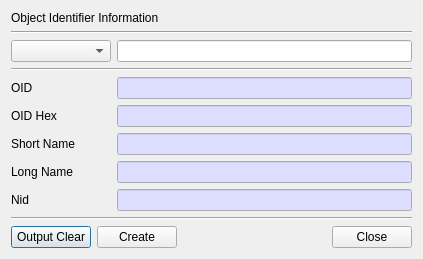
jykim74/BerEditor, file BerEditor/oid_info_dlg.ui: the form before one commit.
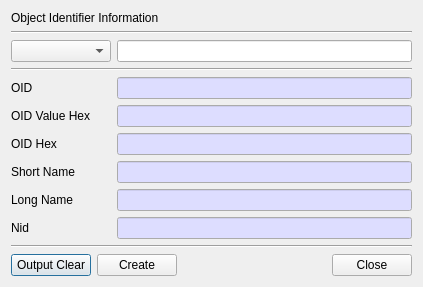
The form after the commit.

Diff of the .ui file:
```diff
--- a/BerEditor/oid_info_dlg.ui
+++ b/BerEditor/oid_info_dlg.ui
@@ -7,7 +7,7 @@
     <x>0</x>
     <y>0</y>
     <width>423</width>
-    <height>255</height>
+    <height>284</height>
    </rect>
   </property>
   <property name="windowTitle">
@@ -67,7 +67,7 @@
      <item row="1" column="0">
       <widget class="QLabel" name="label_7">
        <property name="text">
-        <string>OID Hex</string>
+        <string>OID Value Hex</string>
        </property>
       </widget>
      </item>
@@ -115,14 +115,65 @@
        </property>
       </widget>
      </item>
-     <item row="3" column="0">
+     <item row="4" column="0">
       <widget class="QLabel" name="label_9">
        <property name="text">
         <string>Long Name</string>
        </property>
       </widget>
      </item>
-     <item row="3" column="1">
+     <item row="5" column="0">
+      <widget class="QLabel" name="label">
+       <property name="text">
+        <string>Nid</string>
+       </property>
+      </widget>
+     </item>
+     <item row="5" column="1">
+      <widget class="QLineEdit" name="mNidText">
+       <property name="palette">
+        <palette>
+         <active>
+          <colorrole role="Base">
+           <brush brushstyle="SolidPattern">
+            <color alpha="255">
+             <red>221</red>
+             <green>221</green>
+             <blue>255</blue>
+            </color>
+           </brush>
+          </colorrole>
+         </active>
+         <inactive>
+          <colorrole role="Base">
+           <brush brushstyle="SolidPattern">
+            <color alpha="255">
+             <red>221</red>
+             <green>221</green>
+             <blue>255</blue>
+            </color>
+           </brush>
+          </colorrole>
+         </inactive>
+         <disabled>
+          <colorrole role="Base">
+           <brush brushstyle="SolidPattern">
+            <color alpha="255">
+             <red>240</red>
+             <green>240</green>
+             <blue>240</blue>
+            </color>
+           </brush>
+          </colorrole>
+         </disabled>
+        </palette>
+       </property>
+       <property name="readOnly">
+        <bool>true</bool>
+       </property>
+      </widget>
+     </item>
+     <item row="4" column="1">
       <widget class="QLineEdit" name="mLNText">
        <property name="palette">
         <palette>
@@ -166,7 +217,7 @@
        </property>
       </widget>
      </item>
-     <item row="2" column="0">
+     <item row="3" column="0">
       <widget class="QLabel" name="label_8">
        <property name="text">
         <string>Short Name</string>
@@ -186,7 +237,7 @@
        </property>
       </widget>
      </item>
-     <item row="2" column="1">
+     <item row="3" column="1">
       <widget class="QLineEdit" name="mSNText">
        <property name="palette">
         <palette>
@@ -231,6 +282,57 @@
       </widget>
      </item>
      <item row="1" column="1">
+      <widget class="QLineEdit" name="mOIDValHexText">
+       <property name="palette">
+        <palette>
+         <active>
+          <colorrole role="Base">
+           <brush brushstyle="SolidPattern">
+            <color alpha="255">
+             <red>221</red>
+             <green>221</green>
+             <blue>255</blue>
+            </color>
+           </brush>
+          </colorrole>
+         </active>
+         <inactive>
+          <colorrole role="Base">
+           <brush brushstyle="SolidPattern">
+            <color alpha="255">
+             <red>221</red>
+             <green>221</green>
+             <blue>255</blue>
+            </color>
+           </brush>
+          </colorrole>
+         </inactive>
+         <disabled>
+          <colorrole role="Base">
+           <brush brushstyle="SolidPattern">
+            <color alpha="255">
+             <red>240</red>
+             <green>240</green>
+             <blue>240</blue>
+            </color>
+           </brush>
+          </colorrole>
+         </disabled>
+        </palette>
+       </property>
+       <property name="readOnly">
+        <bool>true</bool>
+       </property>
+      </widget>
+     </item>
+     <item row="2" column="0">
+      <widget class="QLabel" name="label_2">
+       <property name="text">
+        <string>OID Hex</string>
+       </property>
+      </widget>
+     </item>
+     <item row="2" column="1">
       <widget class="QLineEdit" name="mOIDHexText">
        <property name="palette">
         <palette>
@@ -274,57 +376,6 @@
        </property>
       </widget>
      </item>
-     <item row="4" column="0">
-      <widget class="QLabel" name="label">
-       <property name="text">
-        <string>Nid</string>
-       </property>
-      </widget>
-     </item>
-     <item row="4" column="1">
-      <widget class="QLineEdit" name="mNidText">
-       <property name="palette">
-        <palette>
-         <active>
-          <colorrole role="Base">
-           <brush brushstyle="SolidPattern">
-            <color alpha="255">
-             <red>221</red>
-             <green>221</green>
-             <blue>255</blue>
-            </color>
-           </brush>
-          </colorrole>
-         </active>
-         <inactive>
-          <colorrole role="Base">
-           <brush brushstyle="SolidPattern">
-            <color alpha="255">
-             <red>221</red>
-             <green>221</green>
-             <blue>255</blue>
-            </color>
-           </brush>
-          </colorrole>
-         </inactive>
-         <disabled>
-          <colorrole role="Base">
-           <brush brushstyle="SolidPattern">
-            <color alpha="255">
-             <red>240</red>
-             <green>240</green>
-             <blue>240</blue>
-            </color>
-           </brush>
-          </colorrole>
-         </disabled>
-        </palette>
-       </property>
-       <property name="readOnly">
-        <bool>true</bool>
-       </property>
-      </widget>
-     </item>
     </layout>
    </item>
    <item>
```
Left out of the diff: 2 changed lines with no effect on the pictures.
